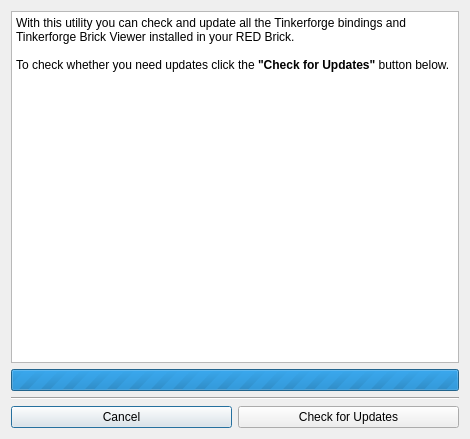
The window that src/brickv/plugin_system/plugins/red/ui/red_update_tinkerforge_software.ui (Tinkerforge/brickv) describes before a commit, drawn with Qt 5.
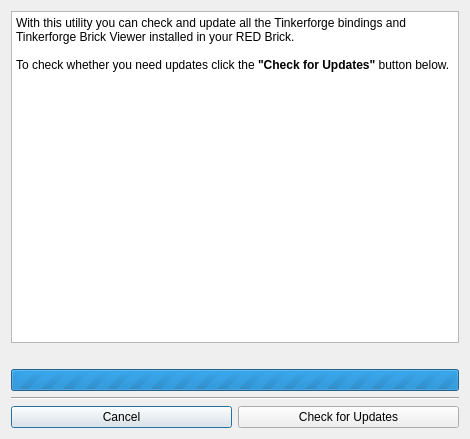
The same window after the commit.

Commit message: brick-red: Update progress feedback updated on a label

```diff
--- a/src/brickv/plugin_system/plugins/red/ui/red_update_tinkerforge_software.ui
+++ b/src/brickv/plugin_system/plugins/red/ui/red_update_tinkerforge_software.ui
@@ -22,14 +22,24 @@
   <layout class="QVBoxLayout" name="verticalLayout">
    <item>
     <layout class="QGridLayout" name="gridLayout">
-     <item row="2" column="0" colspan="2">
+     <item row="1" column="0" colspan="2">
+      <widget class="QLabel" name="label_pbar">
+       <property name="text">
+        <string/>
+       </property>
+       <property name="alignment">
+        <set>Qt::AlignCenter</set>
+       </property>
+      </widget>
+     </item>
+     <item row="3" column="0" colspan="2">
       <widget class="Line" name="line">
        <property name="orientation">
         <enum>Qt::Horizontal</enum>
        </property>
       </widget>
      </item>
-     <item row="3" column="0">
+     <item row="4" column="0">
       <widget class="QPushButton" name="pbutton_n">
        <property name="text">
         <string>Cancel</string>
@@ -41,6 +51,11 @@
        <property name="enabled">
         <bool>true</bool>
        </property>
+       <property name="font">
+        <font>
+         <pointsize>9</pointsize>
+        </font>
+       </property>
        <property name="readOnly">
         <bool>true</bool>
        </property>
@@ -55,14 +70,14 @@
        </property>
       </widget>
      </item>
-     <item row="3" column="1">
+     <item row="4" column="1">
       <widget class="QPushButton" name="pbutton_p">
        <property name="text">
         <string>Check for Updates</string>
        </property>
       </widget>
      </item>
-     <item row="1" column="0" colspan="2">
+     <item row="2" column="0" colspan="2">
       <widget class="QProgressBar" name="pbar">
        <property name="maximum">
         <number>0</number>
```
The commit also changes 1 other file.
